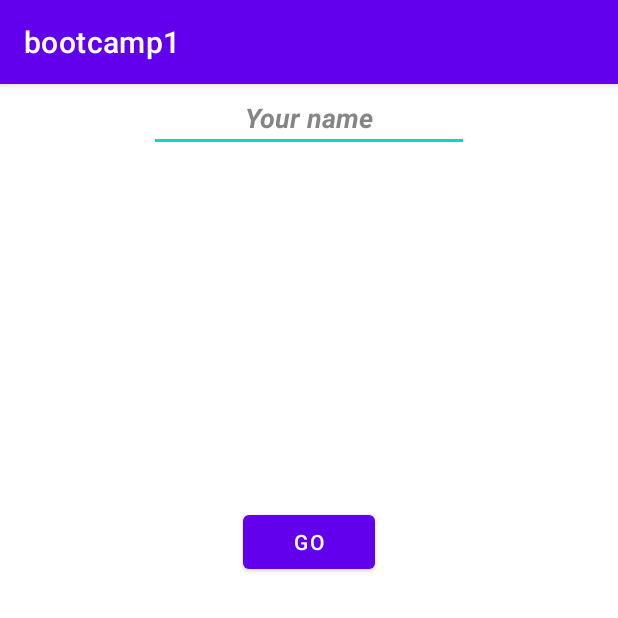
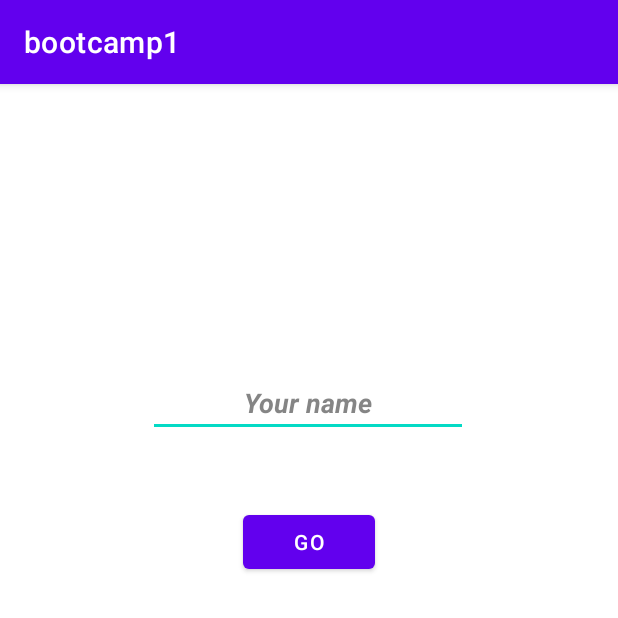
Before and after one commit to bilalkakar01/bootcamp, an Android app: the screen it shows after launch (MainActivity), on a phone screen of 412 x 824 dp, the top half of it. Run offline under Robolectric (Android 15) with nearby library versions, the phone set to English and light mode, and no system bars.

```diff
--- a/app/src/main/res/layout/activity_main.xml
+++ b/app/src/main/res/layout/activity_main.xml
@@ -25,15 +25,18 @@
         android:layout_width="wrap_content"
         android:layout_height="wrap_content"
         android:ems="10"
+        android:hint="Your name"
         android:inputType="textPersonName"
-        android:hint="Your name"
         android:textAlignment="center"
         android:textAllCaps="false"
         android:textColorHint="#C3605F5F"
         android:textStyle="bold|italic"
         android:visibility="visible"
+        app:layout_constraintBottom_toBottomOf="parent"
         app:layout_constraintEnd_toEndOf="parent"
+        app:layout_constraintHorizontal_bias="0.497"
         app:layout_constraintStart_toStartOf="parent"
-        tools:layout_editor_absoluteY="194dp" />
+        app:layout_constraintTop_toTopOf="parent"
+        app:layout_constraintVertical_bias="0.263" />
 
 </androidx.constraintlayout.widget.ConstraintLayout>
```
